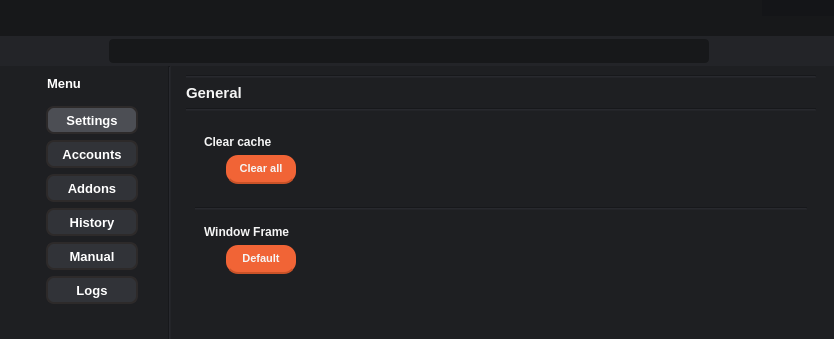
First picture: the form in GUI.ui, repository 69BooM96/Test-Finder, before the edit; both pictures show x 0 to 834 and y 0 to 339 of the 834 by 589 pixel window.
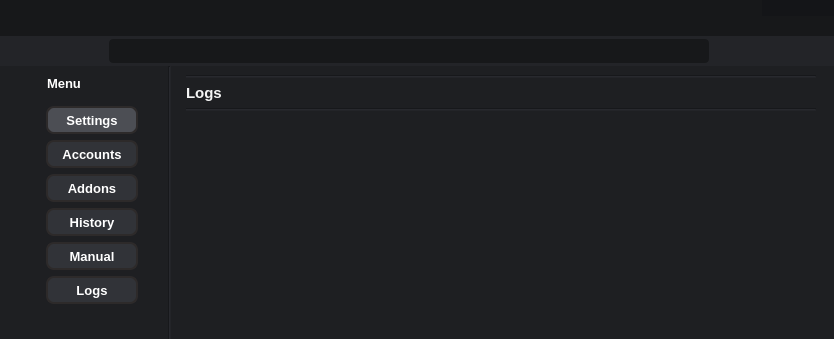
Second picture: the form after the edit. The open tabs and pages were chosen to show the change. Icons and pictures are not drawn.

```diff
--- a/GUI.ui
+++ b/GUI.ui
@@ -2316,7 +2316,7 @@
 }</string>
           </property>
           <property name="currentIndex">
-           <number>0</number>
+           <number>11</number>
           </property>
           <widget class="QWidget" name="page_11">
            <layout class="QGridLayout" name="gridLayout_27">
@@ -3507,6 +3507,51 @@
             </item>
            </layout>
           </widget>
+          <widget class="QWidget" name="page_24">
+           <layout class="QGridLayout" name="gridLayout_57">
+            <item row="0" column="0">
+             <widget class="Line" name="line_33">
+              <property name="styleSheet">
+               <string notr="true">background-color: rgb(35, 36, 40);</string>
+              </property>
+              <property name="orientation">
+               <enum>Qt::Horizontal</enum>
+              </property>
+             </widget>
+            </item>
+            <item row="1" column="0">
+             <widget class="QLabel" name="label_47">
+              <property name="font">
+               <font>
+                <pointsize>11</pointsize>
+                <weight>75</weight>
+                <bold>true</bold>
+               </font>
+              </property>
+              <property name="text">
+               <string>Logs</string>
+              </property>
+             </widget>
+            </item>
+            <item row="2" column="0">
+             <widget class="Line" name="line_32">
+              <property name="styleSheet">
+               <string notr="true">background-color: rgb(35, 36, 40);</string>
+              </property>
+              <property name="orientation">
+               <enum>Qt::Horizontal</enum>
+              </property>
+             </widget>
+            </item>
+            <item row="3" column="0">
+             <widget class="QTextBrowser" name="textBrowser_5">
+              <property name="frameShape">
+               <enum>QFrame::NoFrame</enum>
+              </property>
+             </widget>
+            </item>
+           </layout>
+          </widget>
          </widget>
         </item>
         <item row="0" column="0">
```
Left out of the diff: 2 changed lines with no effect on the pictures.
